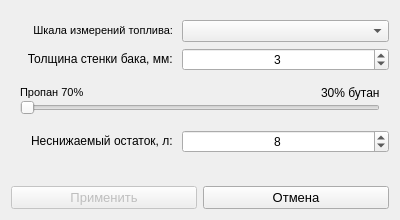
Old version of the form ComSetup/properties_2.ui in the repository Anton-Fat/Screen_Tool_Setup.
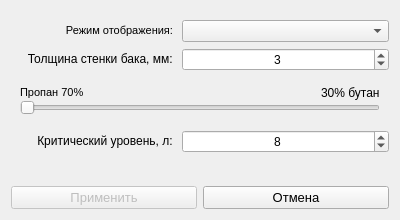
New version of the form.

What changed in the file:
```diff
--- a/ComSetup/properties_2.ui
+++ b/ComSetup/properties_2.ui
@@ -47,7 +47,7 @@
 &lt;html&gt;&lt;head&gt;&lt;meta name=&quot;qrichtext&quot; content=&quot;1&quot; /&gt;&lt;style type=&quot;text/css&quot;&gt;
 p, li { white-space: pre-wrap; }
 &lt;/style&gt;&lt;/head&gt;&lt;body style=&quot; font-family:'MS Shell Dlg 2'; font-size:8pt; font-weight:400; font-style:normal;&quot;&gt;
-&lt;p align=&quot;right&quot; style=&quot; margin-top:0px; margin-bottom:0px; margin-left:0px; margin-right:0px; -qt-block-indent:0; text-indent:0px;&quot;&gt;&lt;span style=&quot; font-size:8.25pt;&quot;&gt;Шкала измерений топлива: &lt;/span&gt;&lt;/p&gt;&lt;/body&gt;&lt;/html&gt;</string>
+&lt;p align=&quot;right&quot; style=&quot; margin-top:0px; margin-bottom:0px; margin-left:0px; margin-right:0px; -qt-block-indent:0; text-indent:0px;&quot;&gt;&lt;span style=&quot; font-size:8.25pt;&quot;&gt;Режим отображения: &lt;/span&gt;&lt;/p&gt;&lt;/body&gt;&lt;/html&gt;</string>
        </property>
       </widget>
      </item>
@@ -172,7 +172,7 @@
      <item>
       <widget class="QLabel" name="label_2">
        <property name="text">
-        <string>&lt;html&gt;&lt;head/&gt;&lt;body&gt;&lt;p align=&quot;right&quot;&gt;Неснижаемый остаток, л: &lt;/p&gt;&lt;/body&gt;&lt;/html&gt;</string>
+        <string>&lt;html&gt;&lt;head/&gt;&lt;body&gt;&lt;p align=&quot;right&quot;&gt;Критический уровень, л: &lt;/p&gt;&lt;/body&gt;&lt;/html&gt;</string>
        </property>
       </widget>
      </item>
```
Left out of the diff: 3 changed lines with no effect on the pictures.
